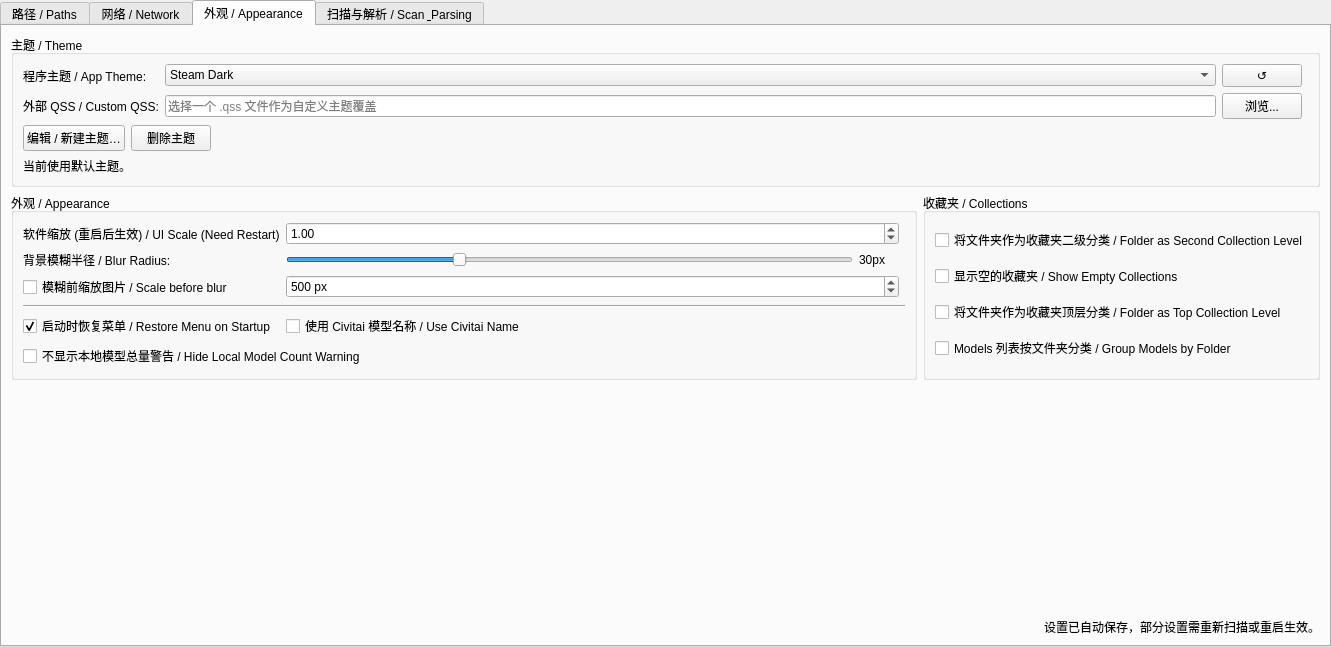
This is pages/settingspage.ui in hanbinhsh/SD-LoRA-Manager as Qt 5 draws it before an edit. The edited form follows.
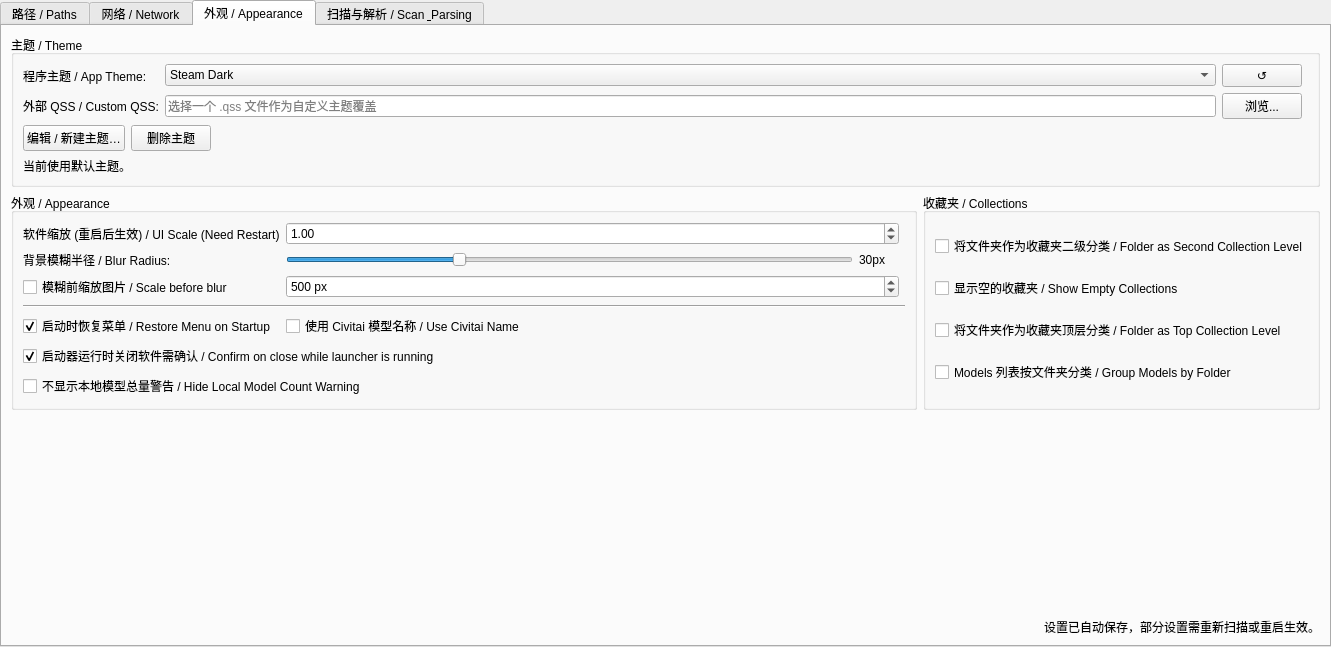
This is the edited form. The open tabs and pages were chosen to show the change.

```diff
--- a/pages/settingspage.ui
+++ b/pages/settingspage.ui
@@ -590,6 +590,19 @@
               </property>
              </widget>
             </item>
+            <item row="5" column="0" colspan="2">
+             <widget class="QCheckBox" name="chkConfirmCloseLauncherRunning">
+              <property name="toolTip">
+               <string>默认开启。当启动器中有 A1111/ComfyUI 进程正在运行时，关闭软件会弹窗确认（关闭软件会一并结束这些进程）。</string>
+              </property>
+              <property name="text">
+               <string>启动器运行时关闭软件需确认 / Confirm on close while launcher is running</string>
+              </property>
+              <property name="checked">
+               <bool>true</bool>
+              </property>
+             </widget>
+            </item>
             <item row="6" column="0" colspan="2">
              <widget class="QCheckBox" name="chkSuppressLocalWarnings">
               <property name="toolTip">
```
